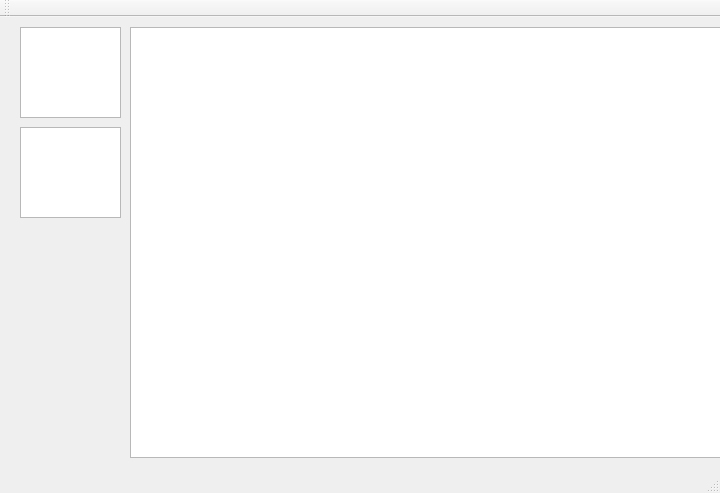
The window that DeSpeect/Qt/src/mainwindow.ui (graphiteSWE/DeSpeect) describes before a commit, drawn with Qt 5.
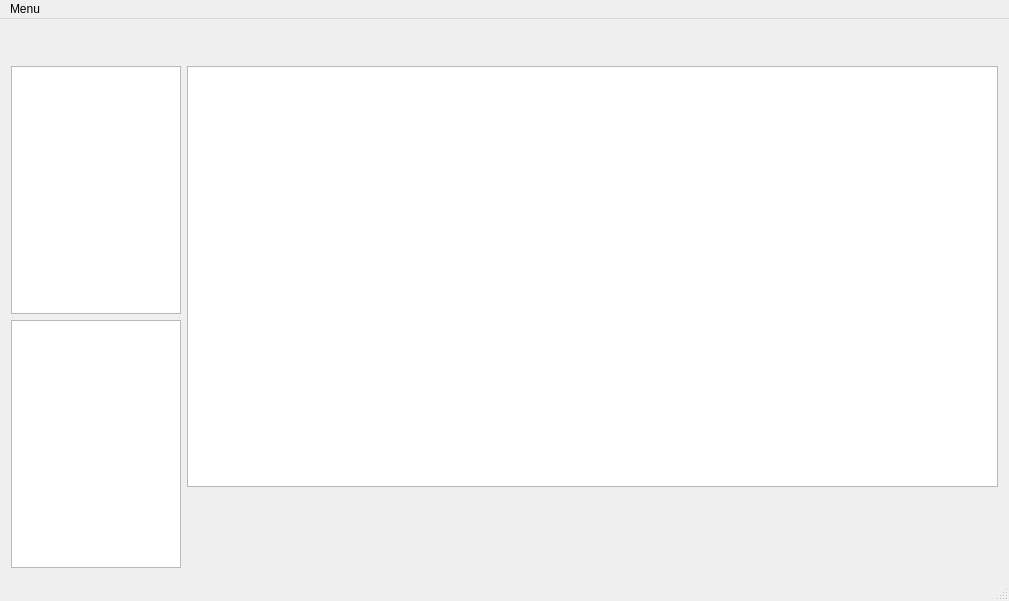
The same window after the commit.

```diff
--- a/DeSpeect/Qt/src/mainwindow.ui
+++ b/DeSpeect/Qt/src/mainwindow.ui
@@ -6,62 +6,100 @@
    <rect>
     <x>0</x>
     <y>0</y>
-    <width>720</width>
-    <height>493</height>
+    <width>1009</width>
+    <height>601</height>
    </rect>
   </property>
+  <property name="sizePolicy">
+   <sizepolicy hsizetype="Expanding" vsizetype="MinimumExpanding">
+    <horstretch>0</horstretch>
+    <verstretch>0</verstretch>
+   </sizepolicy>
+  </property>
   <property name="windowTitle">
    <string>MainWindow</string>
   </property>
   <widget class="QWidget" name="centralWidget">
-   <widget class="QGraphicsView" name="graphView">
-    <property name="geometry">
-     <rect>
-      <x>130</x>
-      <y>10</y>
-      <width>591</width>
-      <height>431</height>
-     </rect>
-    </property>
-   </widget>
-   <widget class="QListView" name="processors">
-    <property name="geometry">
-     <rect>
-      <x>20</x>
-      <y>10</y>
-      <width>101</width>
-      <height>91</height>
-     </rect>
-    </property>
-   </widget>
-   <widget class="QListView" name="relations">
-    <property name="geometry">
-     <rect>
-      <x>20</x>
-      <y>110</y>
-      <width>101</width>
-      <height>91</height>
-     </rect>
-    </property>
-   </widget>
+   <property name="sizePolicy">
+    <sizepolicy hsizetype="Expanding" vsizetype="Expanding">
+     <horstretch>0</horstretch>
+     <verstretch>0</verstretch>
+    </sizepolicy>
+   </property>
+   <layout class="QVBoxLayout" name="verticalLayout_2">
+    <item>
+     <widget class="QWidget" name="topBar" native="true">
+      <property name="minimumSize">
+       <size>
+        <width>30</width>
+        <height>30</height>
+       </size>
+      </property>
+     </widget>
+    </item>
+    <item>
+     <layout class="QHBoxLayout" name="horizontalLayout">
+      <item>
+       <layout class="QVBoxLayout" name="verticalLayout_3">
+        <item>
+         <widget class="QListView" name="listView">
+          <property name="maximumSize">
+           <size>
+            <width>170</width>
+            <height>16777215</height>
+           </size>
+          </property>
+         </widget>
+        </item>
+        <item>
+         <widget class="QListView" name="listView_2">
+          <property name="maximumSize">
+           <size>
+            <width>170</width>
+            <height>16777215</height>
+           </size>
+          </property>
+         </widget>
+        </item>
+       </layout>
+      </item>
+      <item>
+       <layout class="QVBoxLayout" name="verticalLayout">
+        <item>
+         <widget class="QGraphicsView" name="graphicsView"/>
+        </item>
+        <item>
+         <widget class="QWidget" name="botBar" native="true">
+          <property name="minimumSize">
+           <size>
+            <width>30</width>
+            <height>75</height>
+           </size>
+          </property>
+         </widget>
+        </item>
+       </layout>
+      </item>
+     </layout>
+    </item>
+   </layout>
   </widget>
   <widget class="QMenuBar" name="menuBar">
    <property name="geometry">
     <rect>
      <x>0</x>
      <y>0</y>
-     <width>720</width>
+     <width>1009</width>
      <height>22</height>
     </rect>
    </property>
-  </widget>
-  <widget class="QToolBar" name="mainToolBar">
-   <attribute name="toolBarArea">
-    <enum>TopToolBarArea</enum>
-   </attribute>
-   <attribute name="toolBarBreak">
-    <bool>false</bool>
-   </attribute>
+   <widget class="QMenu" name="menuMenu">
+    <property name="title">
+     <string>Menu</string>
+    </property>
+    <addaction name="actionLoadVoice"/>
+   </widget>
+   <addaction name="menuMenu"/>
   </widget>
   <widget class="QStatusBar" name="statusBar"/>
  </widget>
```
Left out of the diff: 5 changed lines with no effect on the pictures.
